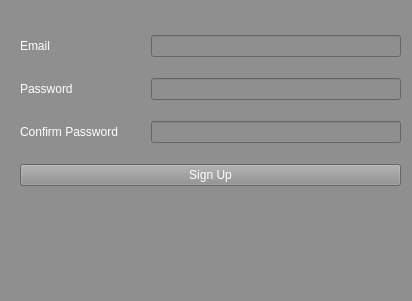
Before: the Qt Designer form SignUp.ui in SannySideUp/Habit-tracker, drawn with Qt 5.
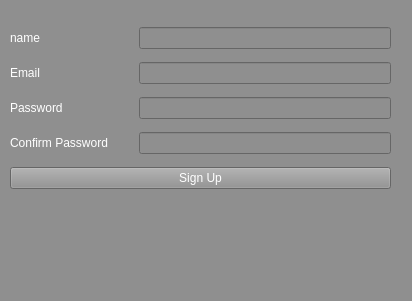
After: the same form once the commit is applied.

Patch:
```diff
--- a/SignUp.ui
+++ b/SignUp.ui
@@ -21,14 +21,14 @@
    <widget class="QWidget" name="layoutWidget">
     <property name="geometry">
      <rect>
-      <x>20</x>
+      <x>10</x>
       <y>20</y>
       <width>381</width>
       <height>181</height>
      </rect>
     </property>
     <layout class="QGridLayout" name="gridLayout">
-     <item row="1" column="1" colspan="2">
+     <item row="3" column="1" colspan="2">
       <widget class="QLineEdit" name="password">
        <property name="autoFillBackground">
         <bool>false</bool>
@@ -38,8 +38,8 @@
        </property>
       </widget>
      </item>
-     <item row="0" column="0">
-      <widget class="QLabel" name="username_text">
+     <item row="2" column="0">
+      <widget class="QLabel" name="email_text">
        <property name="styleSheet">
         <string notr="true">color:rgb(255, 255, 255)</string>
        </property>
@@ -48,7 +48,7 @@
        </property>
       </widget>
      </item>
-     <item row="1" column="0">
+     <item row="3" column="0">
       <widget class="QLabel" name="password_text">
        <property name="styleSheet">
         <string notr="true">color:rgb(255, 255, 255)</string>
@@ -58,10 +58,10 @@
        </property>
       </widget>
      </item>
-     <item row="0" column="1" colspan="2">
+     <item row="2" column="1" colspan="2">
       <widget class="QLineEdit" name="email"/>
      </item>
-     <item row="3" column="0" colspan="3">
+     <item row="5" column="0" colspan="3">
       <widget class="QPushButton" name="signupbutton">
        <property name="styleSheet">
         <string notr="true">color:rgb(255, 255, 255)</string>
@@ -71,7 +71,17 @@
        </property>
       </widget>
      </item>
-     <item row="2" column="0">
+     <item row="4" column="1" colspan="2">
+      <widget class="QLineEdit" name="confirmPassword">
+       <property name="autoFillBackground">
+        <bool>false</bool>
+       </property>
+       <property name="echoMode">
+        <enum>QLineEdit::Password</enum>
+       </property>
+      </widget>
+     </item>
+     <item row="4" column="0">
       <widget class="QLabel" name="confirmpassword_text">
        <property name="styleSheet">
         <string notr="true">color:rgb(255, 255, 255)</string>
@@ -81,16 +91,19 @@
        </property>
       </widget>
      </item>
-     <item row="2" column="1" colspan="2">
-      <widget class="QLineEdit" name="confirmPassword">
-       <property name="autoFillBackground">
-        <bool>false</bool>
+     <item row="1" column="0">
+      <widget class="QLabel" name="username_text_2">
+       <property name="styleSheet">
+        <string notr="true">color:rgb(255, 255, 255)</string>
        </property>
-       <property name="echoMode">
-        <enum>QLineEdit::Password</enum>
+       <property name="text">
+        <string>name</string>
        </property>
       </widget>
      </item>
+     <item row="1" column="1" colspan="2">
+      <widget class="QLineEdit" name="name"/>
+     </item>
     </layout>
    </widget>
   </widget>
```
